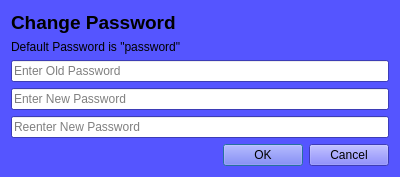
First picture: the form in ChangePassword.ui, repository shawnszhao/PiELO, before the edit.
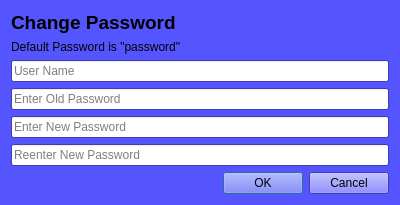
Second picture: the form after the edit. Icons and pictures are not drawn.

What changed in the file:
```diff
--- a/ChangePassword.ui
+++ b/ChangePassword.ui
@@ -870,7 +870,14 @@
     </widget>
    </item>
    <item>
-    <widget class="QLineEdit" name="NameEntryBox">
+    <widget class="QLineEdit" name="username">
+     <property name="placeholderText">
+      <string>User Name</string>
+     </property>
+    </widget>
+   </item>
+   <item>
+    <widget class="QLineEdit" name="oldpass">
      <property name="placeholderText">
       <string>Enter Old Password</string>
      </property>
```
Left out of the diff: 4 changed lines with no effect on the pictures.
